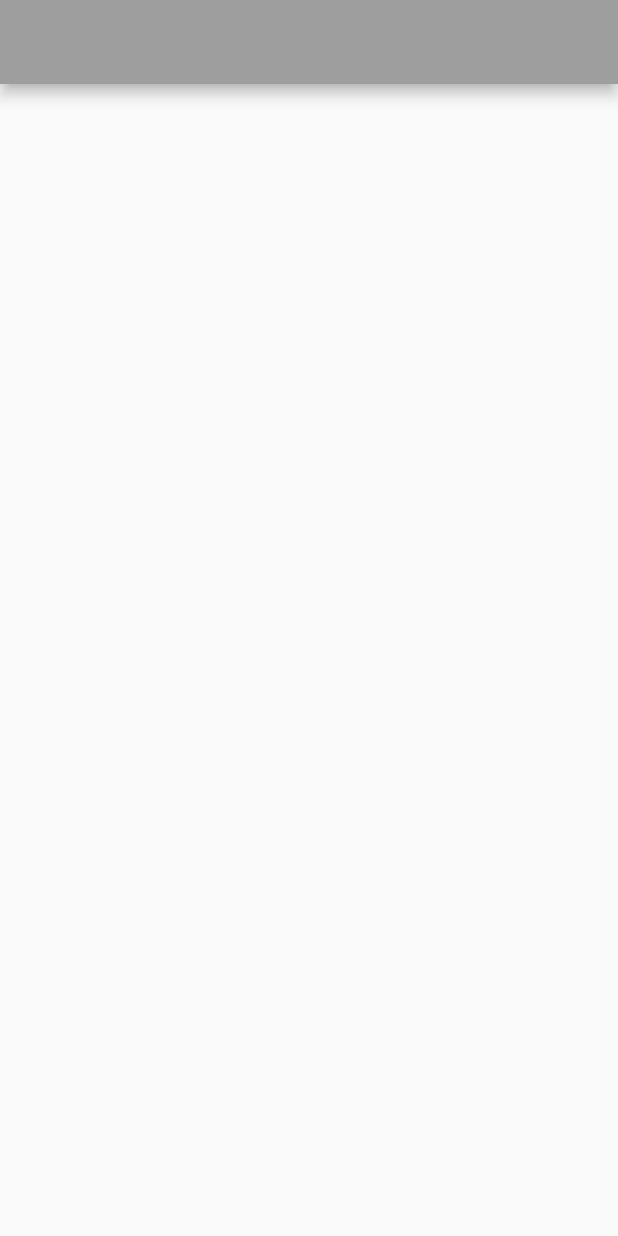
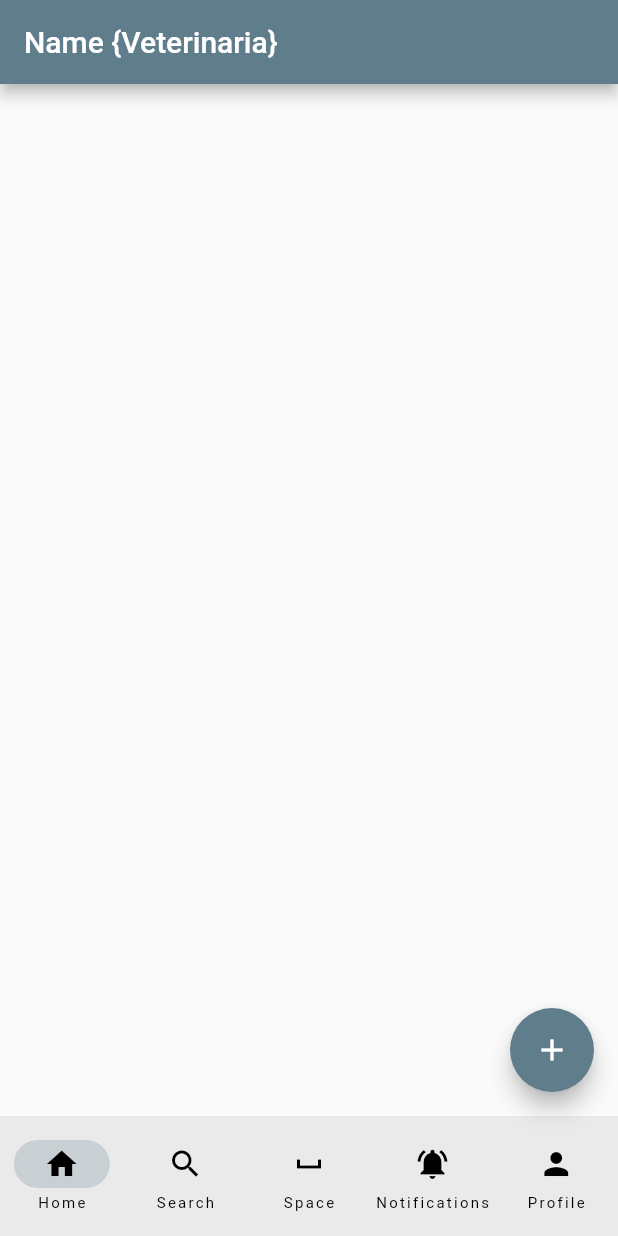
Before and after one commit to arlz1013/AppVete, a Flutter app: the screen it shows after launch, on a phone screen of 412 x 824 dp. Run offline on Flutter 3.47's test engine with Material 2 defaults, Android fonts, the light colour scheme and no system bars.

Commit message:
Pruebas with dart

```diff
--- a/app_beta_flttr/lib/main.dart
+++ b/app_beta_flttr/lib/main.dart
@@ -11,7 +11,7 @@ class App extends StatelessWidget {
   Widget build(BuildContext context) {
     return MaterialApp(
       debugShowCheckedModeBanner: false,
-      theme: ThemeData(primarySwatch: Colors.grey),
+      theme: ThemeData(primarySwatch: Colors.blueGrey),
       home: const RootPage(),
     );
   }
@@ -28,7 +28,24 @@ class _RootPageState extends State<RootPage> {
   @override
   Widget build(BuildContext context) {
     return Scaffold(
-      appBar: AppBar(),
+      appBar: AppBar(
+        title: const Text("Name {Veterinaria}"),
+      ),
+      floatingActionButton: FloatingActionButton(
+        onPressed: () => {},
+        child: const Icon(Icons.add),
+      ),
+      bottomNavigationBar: NavigationBar(
+        destinations: const [
+          NavigationDestination(icon: Icon(Icons.home), label: "Home"),
+          NavigationDestination(icon: Icon(Icons.search), label: "Search"),
+          NavigationDestination(icon: Icon(Icons.space_bar), label: "Space"),
+          NavigationDestination(
+              icon: Icon(Icons.notifications_active), label: "Notifications"),
+          NavigationDestination(icon: Icon(Icons.person), label: "Profile"),
+        ],
+        onDestinationSelected: (int index) => {},
+      ),
     );
   }
 }
```
